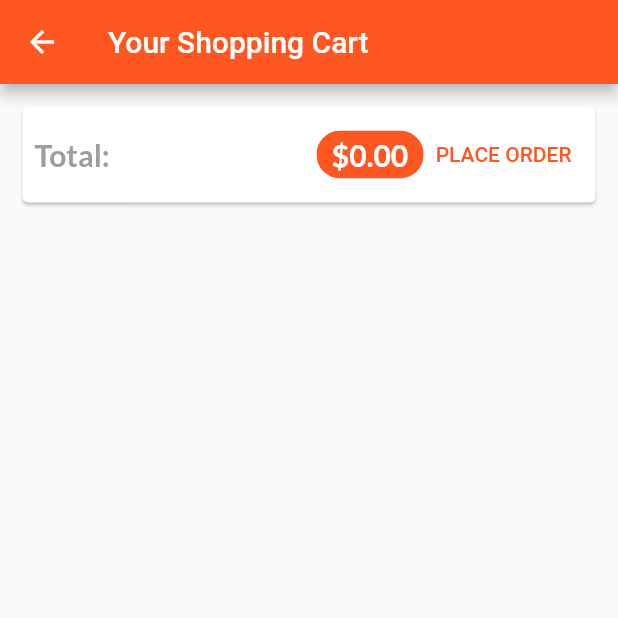
After one commit to philippe-heitzmann/shop_app, a Flutter app: the CartScreen screen opened by its route, after a tap on "PLACE ORDER", on a phone screen of 412 x 824 dp, the top half of it. The commit adds this screen. Run offline on Flutter 3.47's test engine with Material 2 defaults, Android fonts, the phone set to English and light mode, and no system bars; network calls fail.

Commit message:
updated cart screen

```diff
--- a/lib/providers/cart.dart
+++ b/lib/providers/cart.dart
@@ -40,4 +40,28 @@ class Cart with ChangeNotifier {
     }
     notifyListeners();
   }
+
+  void removeItem(String productId) {
+    if (items.containsKey(productId)) {
+      _items.remove(productId);
+    }
+    notifyListeners();
+  }
+
+  void clearCart() {
+    _items = {};
+    notifyListeners();
+  }
+
+  int get itemCount {
+    return _items.length;
+  }
+
+  double get totalAmount {
+    var total = 0.0;
+    _items.forEach((key, cartItem) {
+      total += cartItem.price * cartItem.quantity;
+    });
+    return total;
+  }
 }
--- /dev/null
+++ b/lib/providers/orders.dart
@@ -0,0 +1,36 @@
+import 'package:flutter/material.dart';
+
+import './cart.dart';
+
+class OrderItem {
+  final String id;
+  final double amount;
+  final List<CartItem> products;
+  final DateTime datetime;
+
+  OrderItem(
+      {required this.id,
+      required this.amount,
+      required this.products,
+      required this.datetime});
+}
+
+class Orders with ChangeNotifier {
+  List<OrderItem> _orders = [];
+
+  List<OrderItem> get orders {
+    return [..._orders];
+  }
+
+  void addOrder(List<CartItem> cartProducts, double total) {
+    _orders.insert(
+        0,
+        OrderItem(
+            id: DateTime.now().toString(),
+            amount: total,
+            products: cartProducts,
+            datetime: DateTime.now()));
+    print(orders);
+    notifyListeners();
+  }
+}
--- /dev/null
+++ b/lib/screens/cart_screen.dart
@@ -0,0 +1,69 @@
+import 'package:provider/provider.dart';
+
+import 'package:flutter/material.dart';
+import 'package:shop_app/providers/cart.dart';
+import '../widgets/cart_card.dart';
+import '../providers/orders.dart';
+
+class CartScreen extends StatelessWidget {
+  static const routeName = '/cart-screen';
+
+  const CartScreen({Key? key}) : super(key: key);
+
+  @override
+  Widget build(BuildContext context) {
+    final cart = Provider.of<Cart>(context);
+    return Scaffold(
+      appBar: AppBar(title: Text('Your Shopping Cart')),
+      body: Column(
+        children: [
+          Card(
+            margin: EdgeInsets.all(15),
+            child: Padding(
+              padding: EdgeInsets.all(8),
+              child: Row(
+                mainAxisAlignment: MainAxisAlignment.spaceBetween,
+                children: [
+                  const Text(
+                    'Total: ',
+                    style: TextStyle(fontSize: 20),
+                  ),
+                  Spacer(),
+                  Chip(
+                    label: Text(
+                      '\$${cart.totalAmount.toStringAsFixed(2)}',
+                      style: TextStyle(
+                          color: Theme.of(context).colorScheme.tertiary),
+                    ),
+                    backgroundColor: Theme.of(context).colorScheme.primary,
+                  ),
+                  TextButton(
+                    onPressed: () {
+                      Provider.of<Orders>(context, listen: false).addOrder(
+                          cart.items.values.toList(), cart.totalAmount);
+                      cart.clearCart();
+                    },
+                    child: Text('PLACE ORDER'),
+                  )
+                ],
+              ),
+            ),
+          ),
+          SizedBox(
+            height: 10,
+          ),
+          Expanded(
+            child: ListView.builder(
+                itemCount: cart.itemCount,
+                itemBuilder: (context, index) => CardCard(
+                    id: cart.items.values.toList()[index].id,
+                    productId: cart.items.keys.toList()[index],
+                    price: cart.items.values.toList()[index].price,
+                    quantity: cart.items.values.toList()[index].quantity,
+                    title: cart.items.values.toList()[index].title)),
+          )
+        ],
+      ),
+    );
+  }
+}
--- a/lib/screens/products_overview_screen.dart
+++ b/lib/screens/products_overview_screen.dart
@@ -21,9 +21,12 @@ class ProductsOverviewScreen extends StatefulWidget {
 class _ProductsOverviewScreenState extends State<ProductsOverviewScreen> {
   bool _showOnlyFavorites = false;
 
+  Future selectCart(BuildContext ctx) {
+    return Navigator.of(ctx).pushNamed('/cart-screen');
+  }
+
   @override
   Widget build(BuildContext context) {
-    final cart = Provider.of<Cart>(context, listen: true);
     return Scaffold(
       appBar: AppBar(
         title: Text('My Shop'),
@@ -50,10 +53,15 @@ class _ProductsOverviewScreenState extends State<ProductsOverviewScreen> {
             ],
             icon: const Icon(Icons.more_vert),
           ),
-          Badge(
-              value: cart.items.length.toString(),
-              child: IconButton(
-                  onPressed: () {}, icon: const Icon(Icons.shopping_cart)))
+          Consumer<Cart>(
+            builder: (ctx, cart, ch) => Badge(
+              value: cart.itemCount.toString(),
+              child: ch!,
+            ),
+            child: IconButton(
+                onPressed: () => selectCart(context),
+                icon: const Icon(Icons.shopping_cart)),
+          )
         ],
       ),
       body: ProductsGrid(showFavorites: _showOnlyFavorites),
```
Also changed, not shown: lib/main.dart (+15 -5 lines), lib/screens/product_detail_screen.dart (+38 -6 lines), lib/widgets/cart_card.dart (added, +62 -0 lines).
